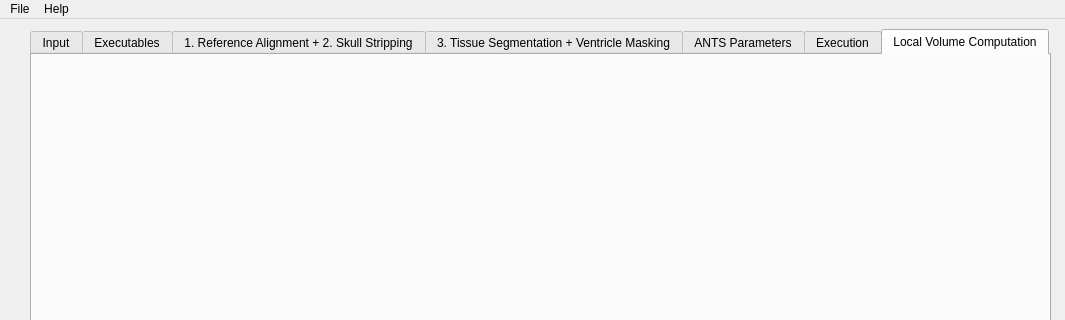
Above: src/app/csfwindow.ui from NIRALUser/auto_EACSF before the change; both pictures show x 0 to 1065 and y 0 to 320 of the 1065 by 747 pixel window. Below: the same form after it.
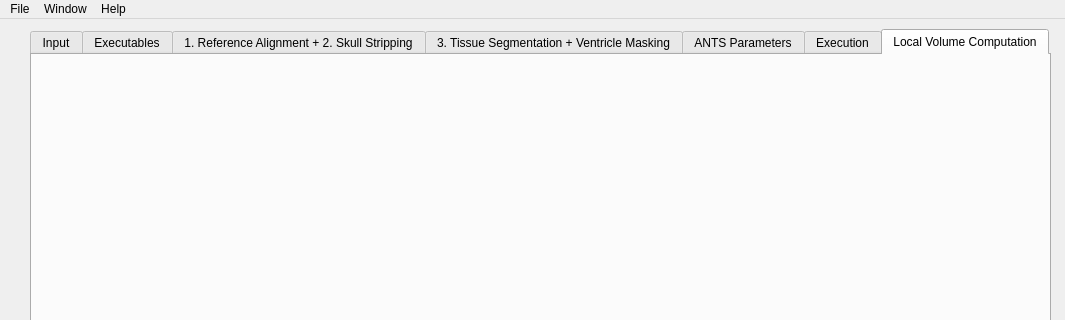
That is the form after the change. The open tabs and pages were chosen to show the change.

Commit message: ENH: More flexibility for executables automation, hiding feature for exe tab, fixed bug on file opening

The edit to the form file:
```diff
--- a/src/app/csfwindow.ui
+++ b/src/app/csfwindow.ui
@@ -1154,7 +1154,14 @@
     <addaction name="actionLoad_Configuration_File"/>
     <addaction name="actionSave_Configuration"/>
    </widget>
+   <widget class="QMenu" name="menuWindow">
+    <property name="title">
+     <string>Window</string>
+    </property>
+    <addaction name="actionShow_executables"/>
+   </widget>
    <addaction name="menuFile"/>
+   <addaction name="menuWindow"/>
    <addaction name="menuHelp"/>
   </widget>
   <widget class="QStatusBar" name="statusbar"/>
```
Left out of the diff: 13 changed lines with no effect on the pictures. The commit also changes 4 other files.
